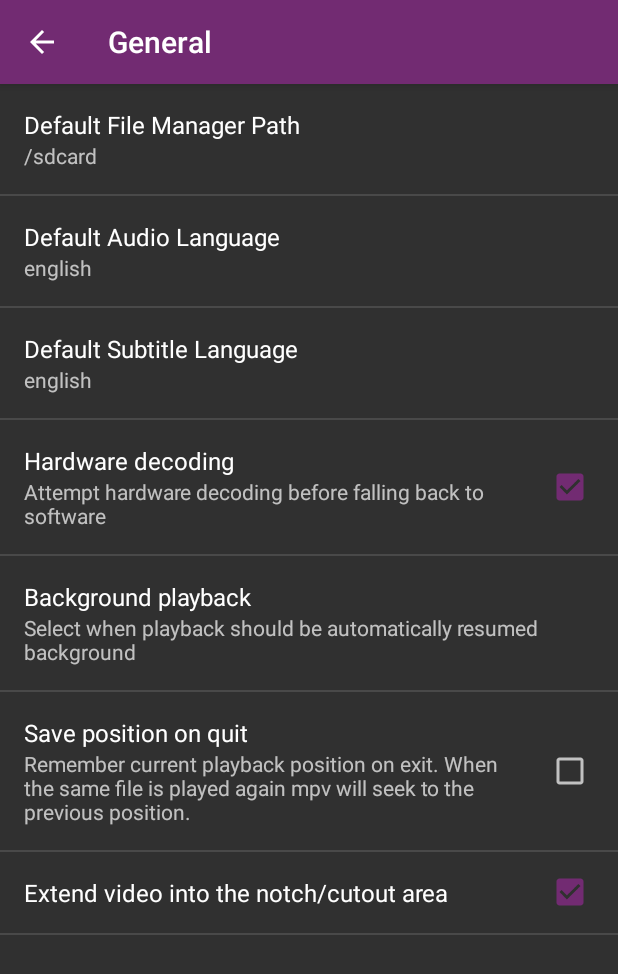
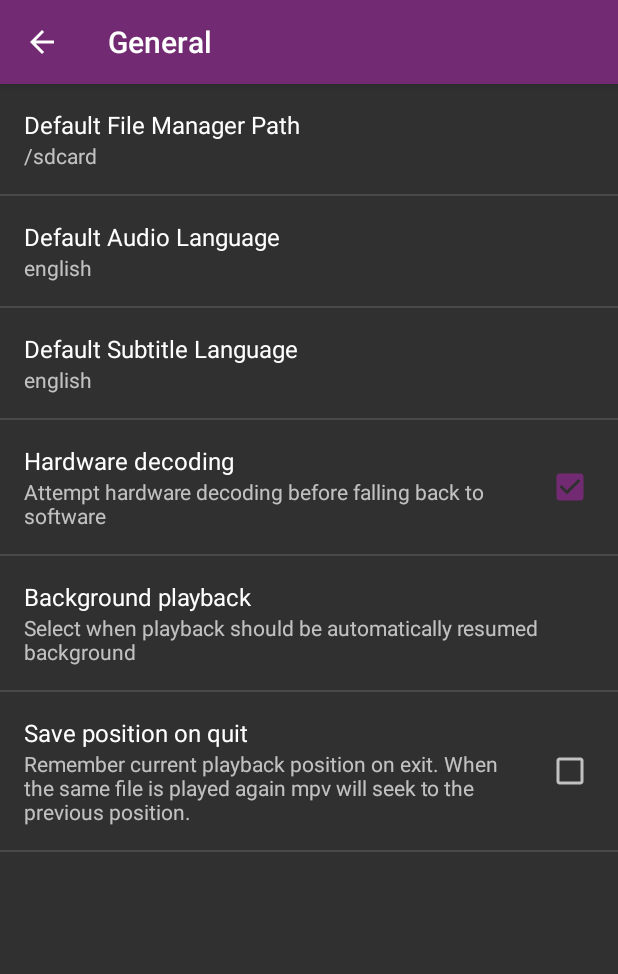
Before and after one commit to mpv-android/mpv-android, an Android app: the SettingsActivity screen opened directly, with no data from a screen before it, after a tap on "General", on a phone screen of 412 x 824 dp. Shown: the top 974 px of the screen. Run offline under Robolectric (Android 15) with nearby library versions, the light colour scheme and no system bars; Roboto replaces fonts that are not available here.

Commit message:
MPVActivity: drop display_in_cutout setting
I can't tell when it stopped worked, couldn't make it work again
plus I don't see a reason to disable this, so off it goes.

```diff
--- a/app/src/main/java/is/xyz/mpv/config/SettingsActivity.kt
+++ b/app/src/main/java/is/xyz/mpv/config/SettingsActivity.kt
@@ -86,8 +86,6 @@ class SettingsActivity : PreferenceActivity() {
             super.onCreate(savedInstanceState)
             addPreferencesFromResource(R.xml.pref_general)
             setHasOptionsMenu(true)
-
-            findPreference("display_in_cutout").isEnabled = (Build.VERSION.SDK_INT >= Build.VERSION_CODES.P)
         }
 
         override fun onOptionsItemSelected(item: MenuItem): Boolean {
--- a/app/src/main/res/values/strings.xml
+++ b/app/src/main/res/values/strings.xml
@@ -107,8 +107,6 @@
 
     <string name="pref_bottom_controls_title">Show controls at bottom of screen</string>
 
-    <string name="pref_display_in_cutout_title">Extend video into the notch/cutout area</string>
-
     <string name="pref_no_ui_pause_title">Continue playback during UI popups</string>
     <string name="pref_no_ui_pause_summary">Select if playback should continue while popups are open (e.g. playlist dialog)</string>
     <string name="pref_no_ui_pause_default" translatable="false">audio-only</string>
--- a/app/src/main/res/xml/pref_general.xml
+++ b/app/src/main/res/xml/pref_general.xml
@@ -41,10 +41,4 @@
         android:summary="@string/pref_save_position_summary"
         android:title="@string/pref_save_position_title" />
 
-    <CheckBoxPreference
-        android:defaultValue="true"
-        android:key="display_in_cutout"
-        android:summary=""
-        android:title="@string/pref_display_in_cutout_title" />
-
 </PreferenceScreen>
```
Also changed, not shown: app/src/main/java/is/xyz/mpv/MPVActivity.kt (+2 -12 lines), 7 other files.
